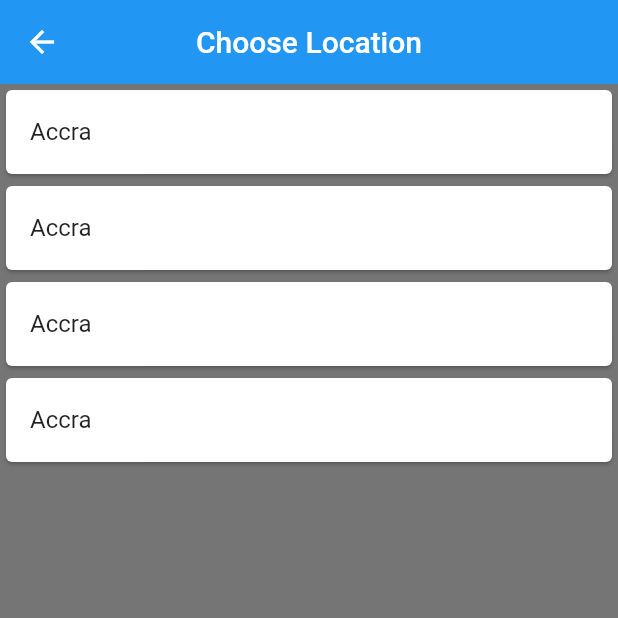
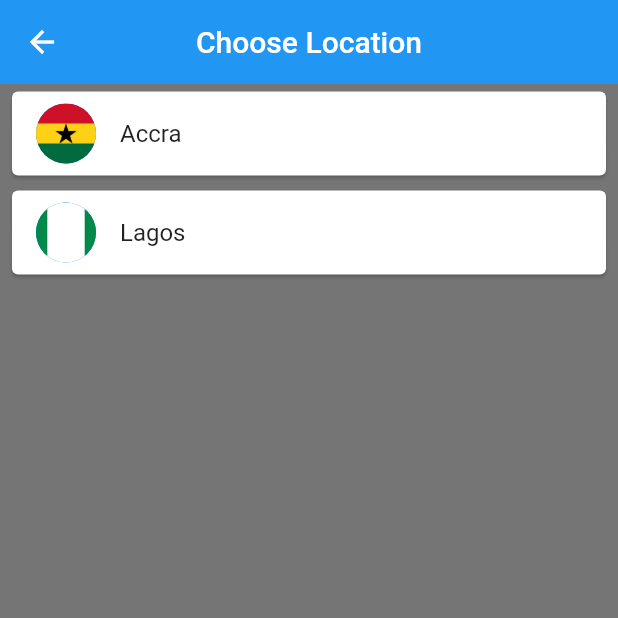
Before and after one commit to HumbleGh/world_time, a Flutter app: the screen it shows after launch, after a tap on "Choose Location", on a phone screen of 412 x 824 dp, the top half of it. Run offline on Flutter 3.47's test engine with Material 2 defaults, Android fonts, the phone set to English and light mode, and no system bars; our stand-ins replace flutter_spinkit; network calls fail.

```diff
--- a/lib/pages/choose_location.dart
+++ b/lib/pages/choose_location.dart
@@ -13,28 +13,42 @@ class _ChooseLocationState extends State<ChooseLocation> {
     WorldTime(
         location: 'Accra',
         time: 'time',
-        flag: 'gh.png',
+        flag: 'gh.jpg',
         isDaytime: 'isDaytime',
         url: 'Africa/Accra'),
     WorldTime(
-        location: 'Accra',
+        location: 'Lagos',
         time: 'time',
-        flag: 'gh.png',
+        flag: 'ng.jpg',
         isDaytime: 'isDaytime',
-        url: 'Africa/Accra'),
-    WorldTime(
-        location: 'Accra',
-        time: 'time',
-        flag: 'gh.png',
-        isDaytime: 'isDaytime',
-        url: 'Africa/Accra'),
-    WorldTime(
-        location: 'Accra',
-        time: 'time',
-        flag: 'gh.png',
-        isDaytime: 'isDaytime',
-        url: 'Africa/Accra'),
+        url: 'Africa/Lagos'),
+    // WorldTime(
+    //     location: 'Accra',
+    //     time: 'time',
+    //     flag: 'gh.png',
+    //     isDaytime: 'isDaytime',
+    //     url: 'Africa/Accra'),
+    // WorldTime(
+    //     location: 'Accra',
+    //     time: 'time',
+    //     flag: 'gh.png',
+    //     isDaytime: 'isDaytime',
+    //     url: 'Africa/Accra'),
   ];
+
+  void updateTime(index) async {
+    WorldTime instance = locations[index];
+    await instance.getTime();
+
+    // Navigate to the home screen
+    // ignore: use_build_context_synchronously
+    Navigator.pop(context, {
+      'location': instance.location,
+      'flag': instance.flag,
+      'time': instance.time,
+      'isDaytime': instance.isDaytime,
+    });
+  }
 
   @override
   Widget build(BuildContext context) {
@@ -48,10 +62,19 @@ class _ChooseLocationState extends State<ChooseLocation> {
       ),
       body: ListView.builder(
         itemBuilder: (context, index) {
-          return Card(
-            child: ListTile(
-              onTap: () {},
-              title: Text(locations[index].location),
+          return Padding(
+            padding: const EdgeInsets.symmetric(vertical: 1.0, horizontal: 4.0),
+            child: Card(
+              child: ListTile(
+                onTap: () {
+                  updateTime(index);
+                },
+                title: Text(locations[index].location),
+                leading: CircleAvatar(
+                  backgroundImage:
+                      AssetImage('assets/${locations[index].flag}'),
+                ),
+              ),
             ),
           );
         },
--- a/lib/pages/home.dart
+++ b/lib/pages/home.dart
@@ -12,10 +12,12 @@ class _HomeState extends State<Home> {
 
   @override
   Widget build(BuildContext context) {
-    data = ModalRoute.of(context)?.settings.arguments as Map;
+    data = data.isNotEmpty
+        ? data
+        : ModalRoute.of(context)?.settings.arguments as Map;
 
     // set background
-    String bgImage = data['isDaytime'] ? 'day.png' : 'night.png';
+    String bgImage = data['isDaytime'] ? 'day.jpg' : 'night.jpg';
     Color bgColor = data['isDaytime'] ? Colors.blue : Colors.indigoAccent;
 
     return Scaffold(
@@ -32,8 +34,17 @@ class _HomeState extends State<Home> {
             child: Column(
               children: [
                 TextButton.icon(
-                  onPressed: () {
-                    Navigator.pushNamed(context, '/location');
+                  onPressed: () async {
+                    dynamic result =
+                        await Navigator.pushNamed(context, '/location');
+                    setState(() {
+                      data = {
+                        'time': result['time'],
+                        'location': result['location'],
+                        'flag': result['flag'],
+                        'isDaytime': result['isDaytime']
+                      };
+                    });
                   },
                   label: const Text('Choose Location'),
                   icon: const Icon(Icons.edit_location),
```
Also changed, not shown: assets/day.jpg (added), assets/gh.jpg (added), assets/ng.jpg (added), assets/night.jpg (added).
